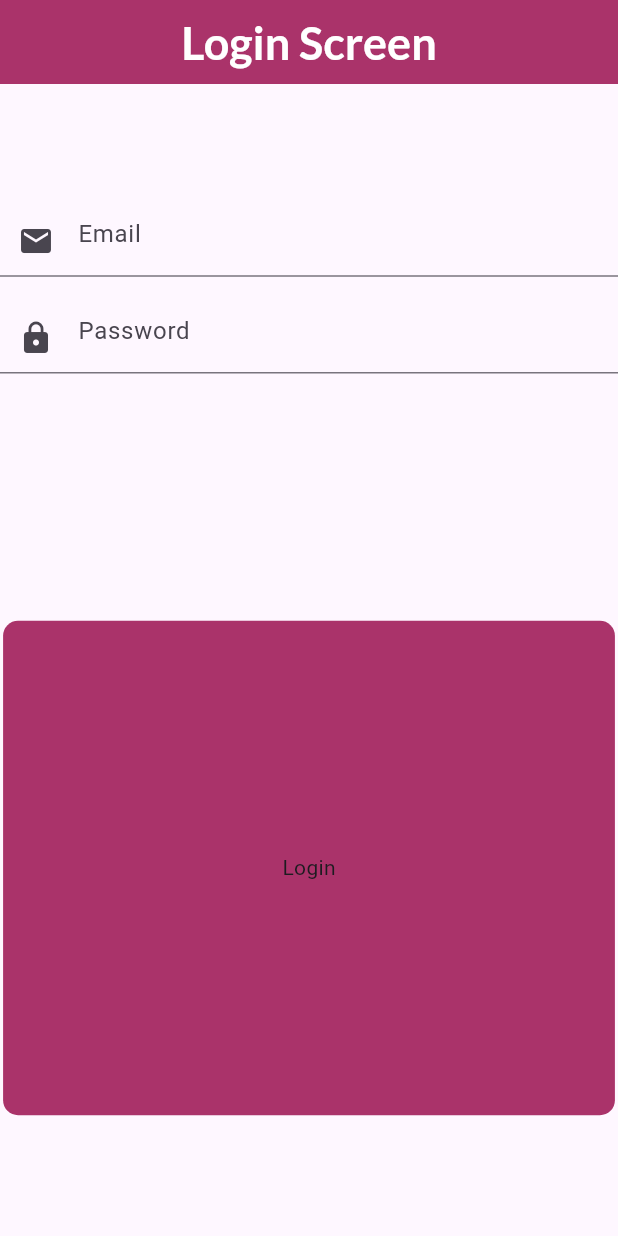
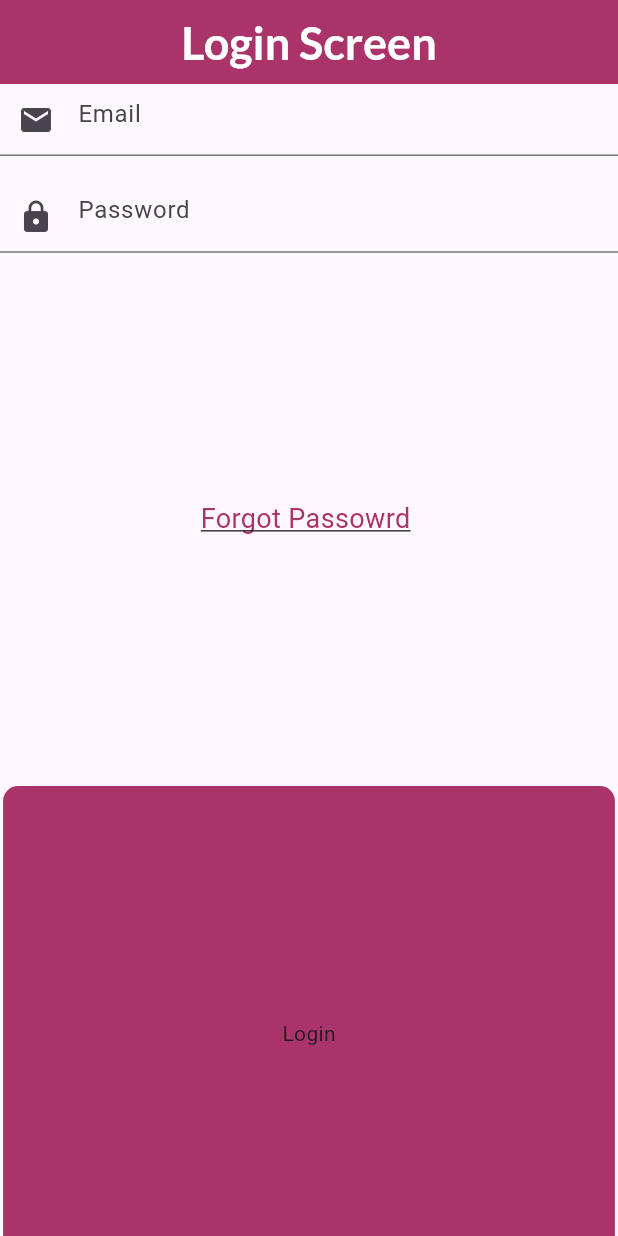
Before and after one commit to huzaifa-huzzi/blog-App, a Flutter app: the screen it shows after launch, on a phone screen of 412 x 824 dp. Run offline on Flutter 3.47's test engine with Material 3 defaults, Android fonts, the phone set to English and light mode, and no system bars; our stand-ins replace firebase_auth, firebase_core, firebase_database, fluttertoast, get, google_fonts and 1 more; accounts and stored records are empty; generated files the repository leaves out were written again.

Commit message:
1.Making Login Ui

```diff
--- a/lib/view/Login/LoginScreen.dart
+++ b/lib/view/Login/LoginScreen.dart
@@ -59,7 +59,7 @@ class _LoginScreenState extends State<LoginScreen> {
                     child: Column(
                       children: [
                         InputField(myController:controller.emailController.value, focusNode: controller.emailFocus.value, onFieldSubmitted: (value){
-
+                           Utils.fieldFocusChange(context, controller.emailFocus.value,controller.passwordFocus.value );
                         }, obsecureText: false, hint:'Em_ail'.tr , keyboardType: TextInputType.text, onValidator: (value){
                           if(value!.isEmpty){
                             Utils.snackBar('Em_ail'.tr, '_email'.tr);
@@ -77,13 +77,39 @@ class _LoginScreenState extends State<LoginScreen> {
 
                 ),
                 SizedBox(height: height * 0.2,),
+                 Text.rich(
+                     TextSpan(
+                             style: TextStyle(),
+                                children: [
+                                TextSpan(
+                                  text: 'Forgot Passowrd ',
+                                 style: TextStyle(decoration: TextDecoration.underline,fontWeight: FontWeight.normal,fontSize: 18,color: AppColor.pinkColor),
+                                )
+                                ]
+                     ),
+                 ),
+                SizedBox(height: height * 0.2,),
                 RoundButton(title: 'Login', onPress: (){
                     if(_formkey.currentState!.validate()){
                       String email = controller.emailController.value.text;
                       String password = controller.passwordController.value.text;
                       controller.loginFtn(email, password, context);
                     }
-                })
+                }),
+                SizedBox(height: height * 0.2 ,),
+                Text.rich(
+                  TextSpan(
+                      text: 'Dont Have an Account ?',
+                      style: TextStyle(),
+                      children: [
+                        TextSpan(
+                          text: 'Sign Up ',
+                          style: TextStyle(decoration: TextDecoration.underline,fontWeight: FontWeight.normal,fontSize: 18,color: AppColor.pinkColor),
+                        )
+                      ]
+                  ),
+
+                ),
 
               ],
             );
```
Also changed, not shown: 1 other file.
